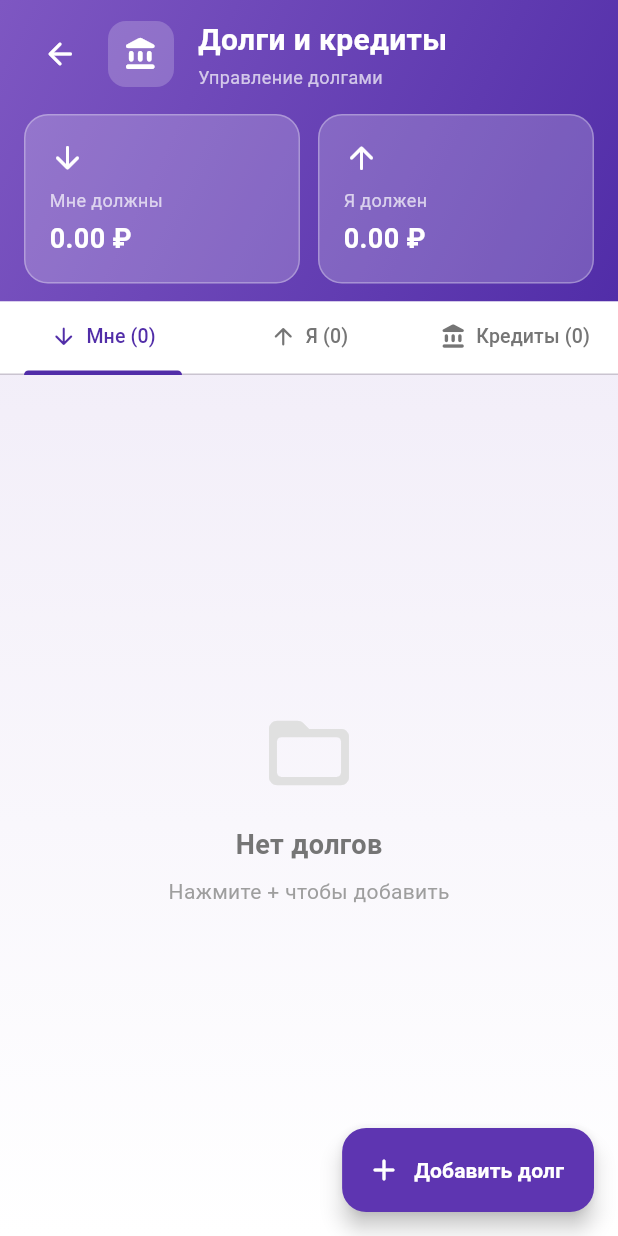
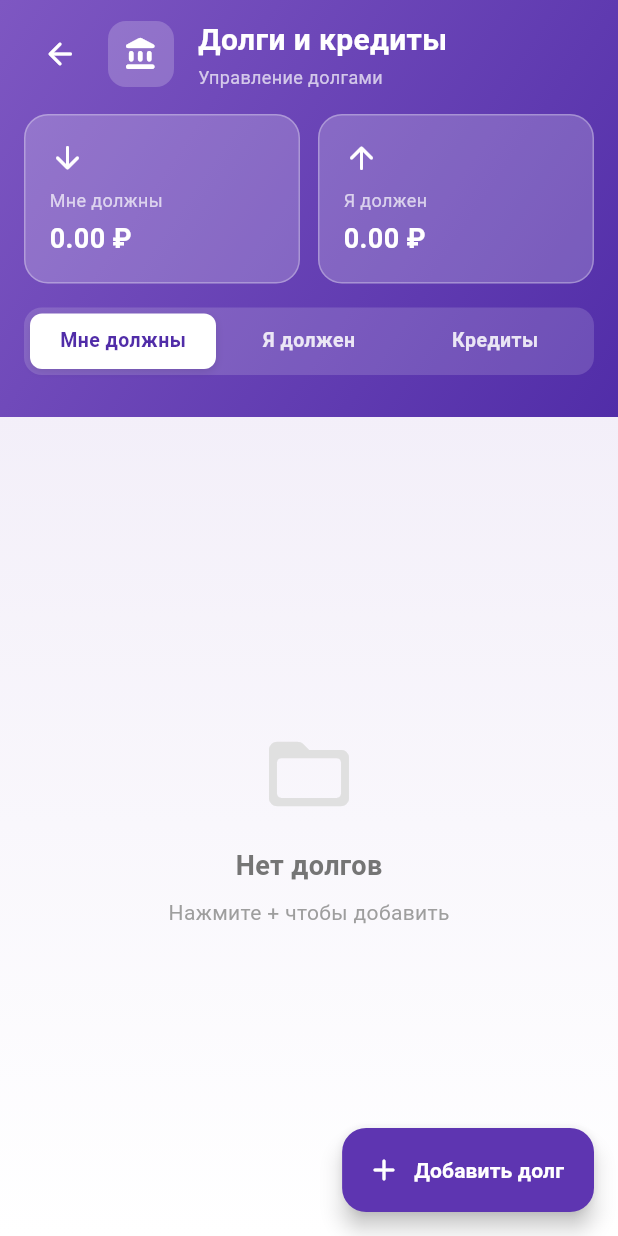
Before and after one commit to SherovS-Dev/CashGuard, a Flutter app: the DebtsScreen screen opened directly, on a phone screen of 412 x 824 dp. Run offline on Flutter 3.47's test engine with Material 3 defaults, Android fonts, the phone set to English and light mode, and no system bars; our stand-ins replace file_picker, flutter_secure_storage, local_auth, share_plus; missing offline and left inert: screen_protector, shake; accounts and stored records are empty.

Commit message:
feat: Revamp TabBar design for debts screen with modern styling and improved user experience

```diff
--- a/cash_guard_module/lib/screens/debts_screen.dart
+++ b/cash_guard_module/lib/screens/debts_screen.dart
@@ -539,59 +539,52 @@ class _DebtsScreenState extends State<DebtsScreen> with SingleTickerProviderStat
                         ),
                       ],
                     ),
-                  ],
-                ),
-              ),
-
-              // Tabs
-              Container(
-                color: Colors.white,
-                child: TabBar(
-                  controller: _tabController,
-                  labelColor: Colors.deepPurple.shade700,
-                  unselectedLabelColor: Colors.grey.shade600,
-                  indicatorColor: Colors.deepPurple.shade700,
-                  indicatorWeight: 3,
-                  tabs: [
-                    Tab(
-                      child: Row(
-                        mainAxisAlignment: MainAxisAlignment.center,
-                        children: [
-                          const Icon(Icons.arrow_downward_rounded, size: 18),
-                          const SizedBox(width: 6),
-                          Text(
-                            'Мне (${_borrowedDebts.where((d) => d.status != DebtStatus.fullyPaid).length})',
-                            style: const TextStyle(fontSize: 13),
-                          ),
+                    const SizedBox(height: 16),
+                    // Modern TabBar
+                    Container(
+                      height: 45,
+                      padding: const EdgeInsets.all(4),
+                      decoration: BoxDecoration(
+                        color: Colors.white.withValues(alpha: 0.15),
+                        borderRadius: BorderRadius.circular(12),
+                      ),
+                      child: TabBar(
+                        controller: _tabController,
+                        indicator: BoxDecoration(
+                          color: Colors.white,
+                          borderRadius: BorderRadius.circular(8),
+                          boxShadow: [
+                            BoxShadow(
+                              color: Colors.black.withValues(alpha: 0.1),
+                              blurRadius: 4,
+                              offset: const Offset(0, 2),
+                            ),
+                          ],
+                        ),
+                        indicatorSize: TabBarIndicatorSize.tab,
+                        dividerColor: Colors.transparent,
+                        labelColor: Colors.deepPurple.shade700,
+                        unselectedLabelColor: Colors.white.withValues(alpha: 0.85),
+                        labelStyle: const TextStyle(
+                          fontSize: 13,
+                          fontWeight: FontWeight.bold,
+                          letterSpacing: 0.3,
+                        ),
+                        unselectedLabelStyle: const TextStyle(
+                          fontSize: 13,
+                          fontWeight: FontWeight.w600,
+                          letterSpacing: 0.3,
+                        ),
+                        splashFactory: NoSplash.splashFactory,
+                        overlayColor: WidgetStateProperty.all(Colors.transparent),
+                        tabs: const [
+                          Tab(text: 'Мне должны'),
+                          Tab(text: 'Я должен'),
+                          Tab(text: 'Кредиты'),
                         ],
                       ),
                     ),
-                    Tab(
-                      child: Row(
-                        mainAxisAlignment: MainAxisAlignment.center,
-                        children: [
-                          const Icon(Icons.arrow_upward_rounded, size: 18),
-                          const SizedBox(width: 6),
-                          Text(
-                            'Я (${_lentDebts.where((d) => d.status != DebtStatus.fullyPaid).length})',
-                            style: const TextStyle(fontSize: 13),
-                          ),
-                        ],
-                      ),
-                    ),
-                    Tab(
-                      child: Row(
-                        mainAxisAlignment: MainAxisAlignment.center,
-                        children: [
-                          const Icon(Icons.account_balance_rounded, size: 18),
-                          const SizedBox(width: 6),
-                          Text(
-                            'Кредиты (${_credits.where((d) => d.status != DebtStatus.fullyPaid).length})',
-                            style: const TextStyle(fontSize: 13),
-                          ),
-                        ],
-                      ),
-                    ),
+                    const SizedBox(height: 16),
                   ],
                 ),
               ),
```
